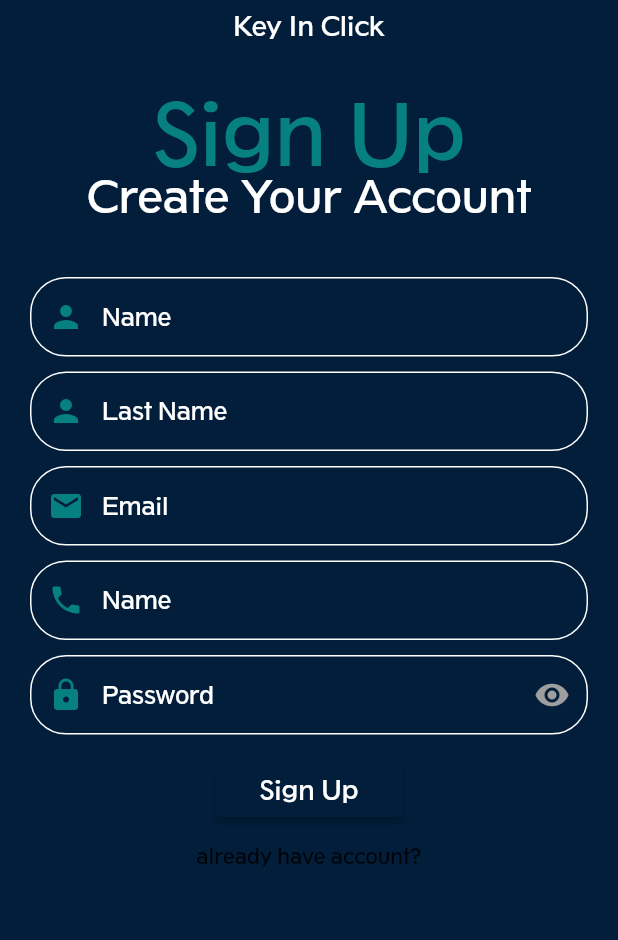
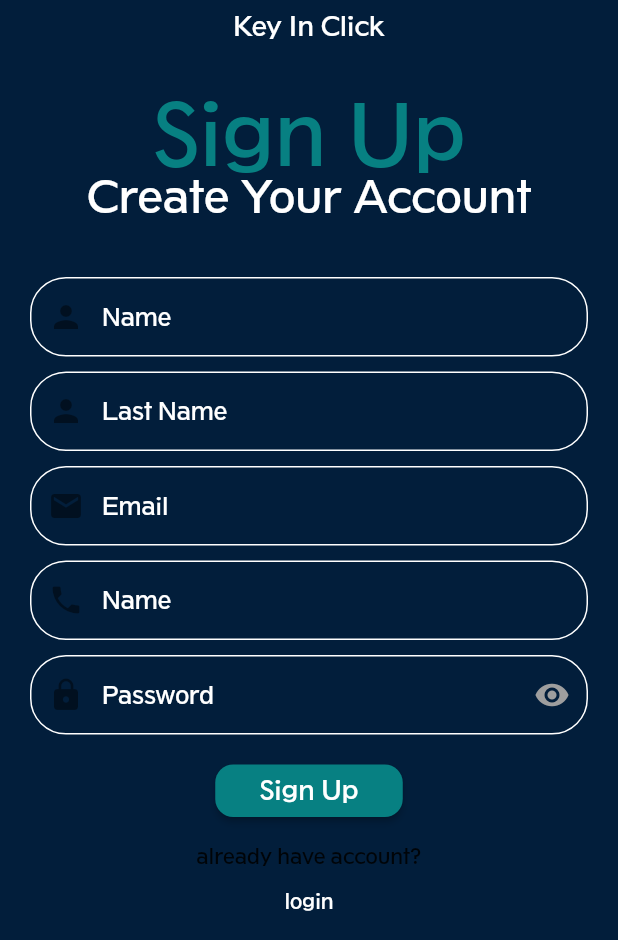
Before and after one commit to rajaashater/real_estate_app, a Flutter app: the screen it shows after launch, on a phone screen of 412 x 824 dp, the part 296-1236 px from its top. Run offline on Flutter 3.47's test engine with Material 2 defaults, Android fonts, the phone set to English and light mode, and no system bars; our stand-ins replace easy_localization; missing offline and left inert: queen_validators.

Commit message:
theme buttons added

```diff
--- a/lib/utils/theme/app_colors.dart
+++ b/lib/utils/theme/app_colors.dart
@@ -3,6 +3,4 @@ import 'package:flutter/material.dart';
 abstract class AppColors{
   static const Color primary = Color(0xff021e3b);
   static const Color secondary = Color(0xff078082);
-
-
 }
--- a/lib/utils/theme/app_theme.dart
+++ b/lib/utils/theme/app_theme.dart
@@ -12,19 +12,16 @@ abstract class AppTheme {
         fontWeight: FontWeight.normal,
         color:Colors.white,
         ),
-
       headline2: TextStyle(
           fontSize: 57.0,
           fontWeight: FontWeight.normal,
           color:AppColors.secondary,
           ),
-
       headline3: TextStyle(
           fontSize: 30.0,
           fontWeight: FontWeight.normal,
           color:Colors.white,
          ),
-
       headline4: TextStyle(
         fontSize: 18.0,
         fontWeight: FontWeight.normal,
@@ -34,17 +31,23 @@ abstract class AppTheme {
         color:Colors.white,
       ),
     ),
-
-
+    elevatedButtonTheme: ElevatedButtonThemeData(
+      style: ButtonStyle(
+        backgroundColor: MaterialStateProperty.all(AppColors.secondary),
+        shape: MaterialStateProperty.all(RoundedRectangleBorder(borderRadius: BorderRadius.circular(12.0)))
+      )
+    ),
+    textButtonTheme: TextButtonThemeData(
+        style: ButtonStyle(foregroundColor: MaterialStateProperty.all(Colors.white))
+    ),
     iconTheme: const IconThemeData(
         color:AppColors.secondary),
-    //prefixIconTheme: PrefixIconThemeData(color: AppColors.secondary ),
-
-
-
     inputDecorationTheme: InputDecorationTheme(
       iconColor: AppColors.secondary,
       labelStyle: const TextStyle(color: Colors.white),
+      border: OutlineInputBorder(
+          borderSide: const BorderSide(color: Colors.white),
+          borderRadius: BorderRadius.circular(24)),
       enabledBorder: OutlineInputBorder(
           borderSide: const BorderSide(color: Colors.white),
           borderRadius: BorderRadius.circular(24)),
@@ -55,7 +58,6 @@ abstract class AppTheme {
           borderSide: BorderSide(color: Theme.of(context).colorScheme.error),
           borderRadius: BorderRadius.circular(24)),
     ),
-
   );
   //textTheme: TextStyle(
   //fontFamily: 'TwCenClassMTStd-Regular.otf');
--- a/lib/views/auth/password_text_from_field.dart
+++ b/lib/views/auth/password_text_from_field.dart
@@ -24,16 +24,12 @@ class _PasswordTextFormFieldState extends State<PasswordTextFormField> {
       decoration: InputDecoration(
         labelText: 'password'.tr(),
         prefixIcon: const Icon(Icons.lock) ,
-        prefixIconColor:Theme.of(context).iconTheme.color,
         suffixIcon: IconButton(icon: Icon(Icons.remove_red_eye, color: _obscureText == false ? AppColors.primary : Colors.grey,), onPressed: () => setState(() {
           _obscureText = !_obscureText;
         })),
-        border: Theme.of(context).inputDecorationTheme. border,
-        //border: const OutlineInputBorder(),
       ),
       validator: qValidator([
         IsRequired(),
-
       ]),
     );
   }
--- a/lib/views/auth/register_screen.dart
+++ b/lib/views/auth/register_screen.dart
@@ -60,9 +60,6 @@ class RegisterScreen extends StatelessWidget {
                       decoration:  InputDecoration(
                         labelText: 'name'.tr(),
                         prefixIcon: const Icon(Icons.person) ,
-                        prefixIconColor: Theme.of(context).iconTheme.color,
-                        border: Theme.of(context).inputDecorationTheme. border,
-                        //border: const OutlineInputBorder(),
                       ),
                       validator: qValidator([
                         IsRequired(),
@@ -77,9 +74,6 @@ class RegisterScreen extends StatelessWidget {
                       decoration:  InputDecoration(
                         labelText: 'last name'.tr(),
                         prefixIcon: const Icon(Icons.person) ,
-                        prefixIconColor: Theme.of(context).iconTheme.color,
-                        border: Theme.of(context).inputDecorationTheme. border,
-                        //border: const OutlineInputBorder(),
                       ),
                       validator: qValidator([
                         IsRequired(),
@@ -94,13 +88,10 @@ class RegisterScreen extends StatelessWidget {
                       decoration:  InputDecoration(
                         labelText: 'email'.tr(),
                         prefixIcon: const Icon(Icons.email) ,
-                        prefixIconColor: Theme.of(context).iconTheme.color,
-                        //border: Theme.of(context).inputDecorationTheme. border,
-                        //border: const OutlineInputBorder(),
                       ),
                       validator: qValidator([
                         IsRequired(),
-                        IsEmail(),
+                        const IsEmail(),
                       ]),
                     ),
                     const SizedBox(
@@ -112,9 +103,6 @@ class RegisterScreen extends StatelessWidget {
                       decoration:  InputDecoration(
                         labelText: 'name'.tr(),
                         prefixIcon: const Icon(Icons.phone) ,
-                        prefixIconColor: Theme.of(context).iconTheme.color,
-                        border: Theme.of(context).inputDecorationTheme. border,
-                        //border: const OutlineInputBorder(),
                       ),
                       validator: qValidator([
                         IsRequired(),
@@ -146,14 +134,12 @@ class RegisterScreen extends StatelessWidget {
               ),
               const SizedBox(
                 height: 20.0,
-
               ),
                   const Text('already have account?'),
                   TextButton(
                     onPressed: (){},
                     child:const Text ('login'),
                   ),
-
             ],
           ),
         ),
```
